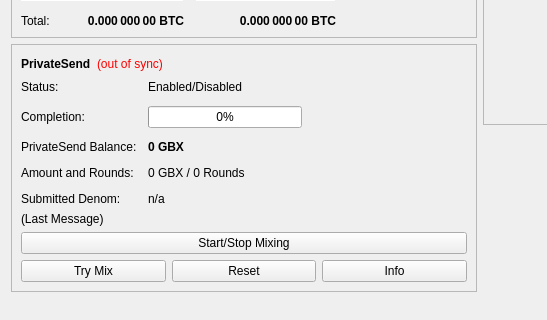
First picture: the form in src/qt/forms/overviewpage.ui, repository okam/ntoken-core, before the edit; both pictures show x 0 to 547 and y 178 to 498 of the 960 by 585 pixel window.
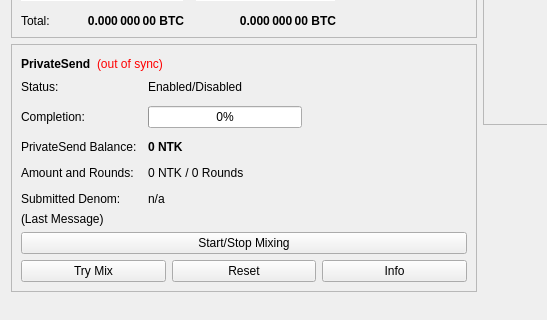
Second picture: the form after the edit.

Patch:
```diff
--- a/src/qt/forms/overviewpage.ui
+++ b/src/qt/forms/overviewpage.ui
@@ -511,7 +511,7 @@
                </font>
               </property>
               <property name="text">
-               <string notr="true">0 GBX</string>
+               <string notr="true">0 NTK</string>
               </property>
              </widget>
             </item>
@@ -525,7 +525,7 @@
             <item row="3" column="1">
              <widget class="QLabel" name="labelAmountRounds">
               <property name="text">
-               <string>0 GBX / 0 Rounds</string>
+               <string>0 NTK / 0 Rounds</string>
               </property>
              </widget>
             </item>
```
